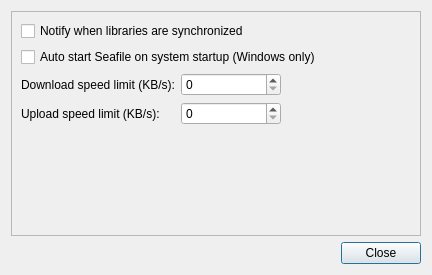
The window that ui/settings-dialog.ui (haiwen/seafile-client) describes before a commit, drawn with Qt 5.
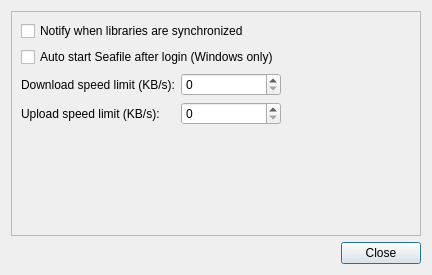
The same window after the commit.

Commit message: Change "auto start on start up" to "auto start on login"

What changed in the file:
```diff
--- a/ui/settings-dialog.ui
+++ b/ui/settings-dialog.ui
@@ -35,7 +35,7 @@
         <item>
          <widget class="QCheckBox" name="mAutoStartCheckBox">
           <property name="text">
-           <string>Auto start Seafile on system startup (Windows only)</string>
+           <string>Auto start Seafile after login (Windows only)</string>
           </property>
          </widget>
         </item>
```
Left out of the diff: 2 changed lines with no effect on the pictures.
